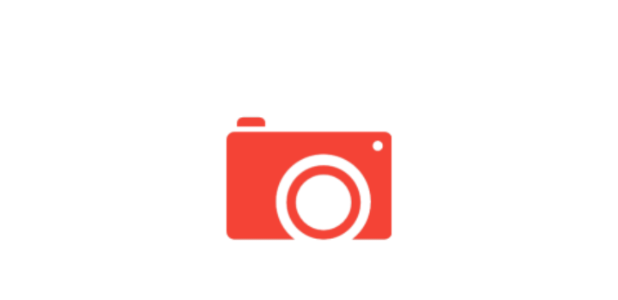
After one commit to LMart15/watch-yourself, an Android app: the layout catalog_list_view.xml on its own in the app's theme, with its tools: preview values and no code run, on a phone screen of 412 x 824 dp. The commit adds this screen. Shown: the top 300 px of the screen. Run offline under Robolectric (Android 15) with nearby library versions, the phone set to English and light mode, and no system bars.

Commit message:
smartphone app added

```diff
--- /dev/null
+++ b/watchyourself/src/main/res/layout/catalog_list_view.xml
@@ -0,0 +1,39 @@
+<?xml version="1.0" encoding="utf-8"?>
+<LinearLayout xmlns:android="http://schemas.android.com/apk/res/android"
+              android:id="@+id/LinearLayoutItem"
+              android:layout_width="match_parent"
+              android:layout_height="wrap_content"
+              android:background="#fff"
+              android:orientation="vertical">
+
+    <RelativeLayout
+        android:layout_width="match_parent"
+        android:layout_height="wrap_content"
+        android:gravity="center">
+
+        <ImageView
+            android:id="@+id/ImageViewItem"
+            android:layout_width="220dp"
+            android:layout_height="237dp"
+            android:layout_centerHorizontal="true"
+            android:src="@drawable/camera256"/>
+
+        <View
+            android:layout_width="wrap_content"
+            android:layout_height="15dp"
+            android:layout_below="@id/ImageViewItem" />
+
+        <TextView
+            android:id="@+id/TextViewItem"
+            android:layout_width="match_parent"
+            android:layout_height="wrap_content"
+            android:layout_alignParentStart="true"
+            android:layout_below="@+id/ImageViewItem"
+            android:textAlignment="center"
+            android:fontFamily="serif"
+            android:textSize="20dp"
+            android:textColor="@android:color/black"/>
+
+    </RelativeLayout>
+
+</LinearLayout>
```
Also changed, not shown: watchyourself/src/main/AndroidManifest.xml (+6 -2 lines), watchyourself/src/main/java/mapd/android/phoenix/watchyourself/ImageAdapter.java (added, +71 -0 lines), watchyourself/src/main/java/mapd/android/phoenix/watchyourself/ImagesList.java (added, +38 -0 lines), watchyourself/src/main/java/mapd/android/phoenix/watchyourself/MainActivity.java (+83 -1 lines), watchyourself/src/main/java/mapd/android/phoenix/watchyourself/WImages.java (added, +21 -0 lines), watchyourself/src/main/res/layout/activity_main.xml (+15 -13 lines), watchyourself/src/main/res/drawable/camera128.png (added), watchyourself/src/main/res/drawable/camera256.png (added), watchyourself/src/main/res/drawable/contact128.png (added), watchyourself/src/main/res/drawable/contact256.png (added), watchyourself/src/main/res/drawable/mic128.png (added), watchyourself/src/main/res/drawable/mic256.png (added), watchyourself/src/main/res/drawable/msg128.png (added), watchyourself/src/main/res/drawable/msg256.png (added), 5 more files.
